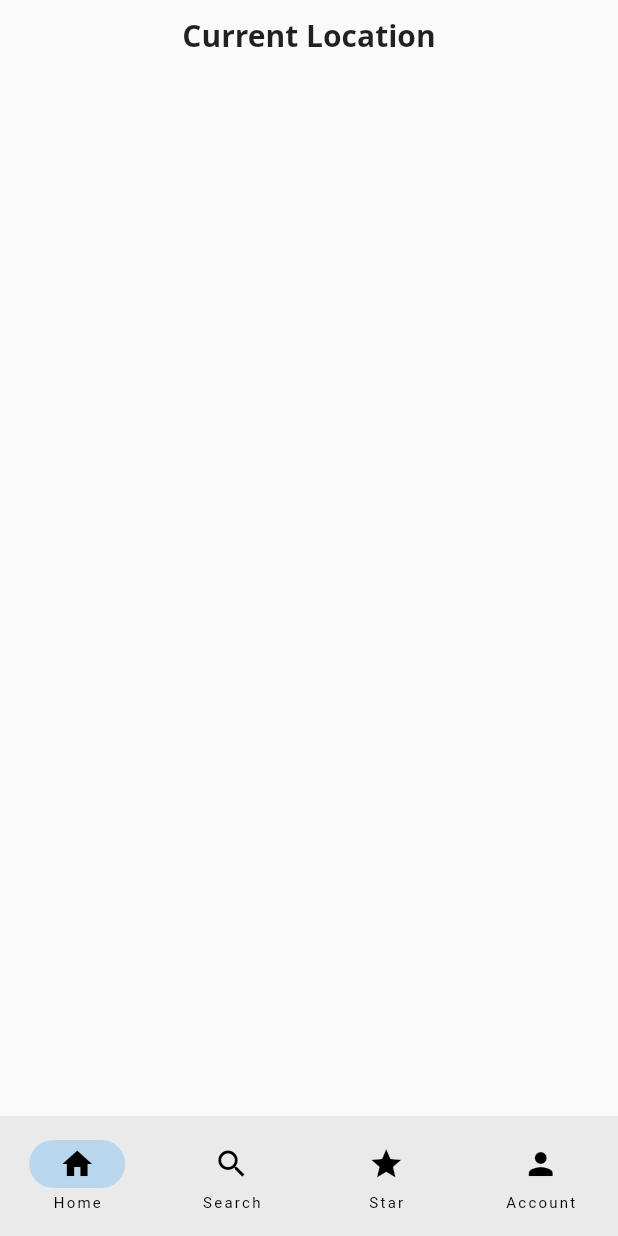
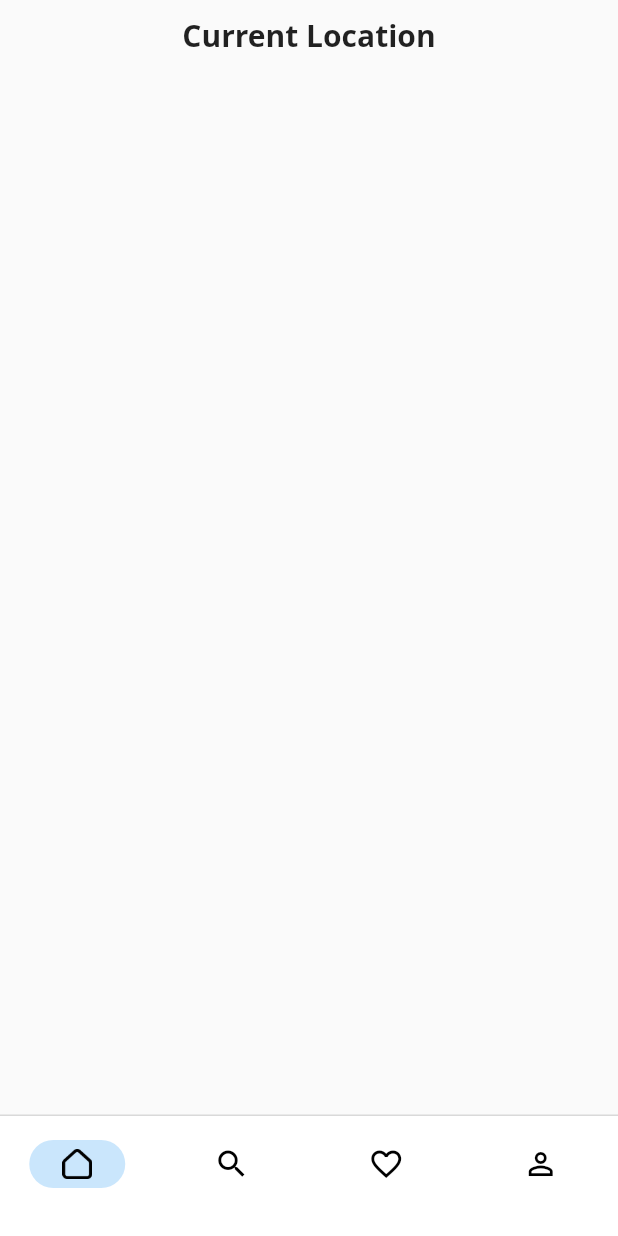
Before and after one commit to Williamrai/SimplyHalal, a Flutter app: the screen it shows after launch, on a phone screen of 412 x 824 dp. Run offline on Flutter 3.47's test engine with Material 2 defaults, Android fonts, the phone set to English and light mode, and no system bars.

Commit message:
adds bottom nav bar new ui

```diff
--- a/lib/main.dart
+++ b/lib/main.dart
@@ -1,5 +1,4 @@
 import 'package:flutter/material.dart';
-import 'package:flutter/services.dart';
 import 'package:simply_halal/screens/account_screen.dart';
 import 'package:simply_halal/screens/favorite_screen.dart';
 import 'package:simply_halal/screens/home_screen.dart';
@@ -39,14 +38,31 @@ class _RootPageState extends State<RootPage> {
 
   @override
   Widget build(BuildContext context) {
+    const navBarTopBorderColor = Color(0xffD9D9D9);
     return Scaffold(
       body: pages[currentPage],
-      bottomNavigationBar: NavigationBar(
-        destinations: const [
-          NavigationDestination(icon: Icon(Icons.home), label: "Home"),
-          NavigationDestination(icon: Icon(Icons.search), label: "Search"),
-          NavigationDestination(icon: Icon(Icons.star), label: "Star"),
-          NavigationDestination(icon: Icon(Icons.person), label: "Account")
+      bottomNavigationBar: Container(
+        decoration: const BoxDecoration(
+            color: navBarTopBorderColor,
+            border: Border(
+                top: BorderSide(color: navBarTopBorderColor, width: 1.0))),
+        child: NavigationBar(
+          surfaceTintColor: Colors.red,
+          backgroundColor: Colors.white,
+          destinations: [
+            NavigationDestination(
+                icon: Image.asset(
+                  "images/home.png",
+                  height: 20,
+                  width: 20,
+                  color: Colors.black,
+                ),
+                label: ""),
+            const NavigationDestination(icon: Icon(Icons.search), label: ""),
+            const NavigationDestination(
+                icon: Icon(Icons.favorite_outline), label: ""),
+            const NavigationDestination(
+                icon: Icon(Icons.person_outline), label: "")
           ],
           onDestinationSelected: (int index) {
             setState(() {
@@ -55,6 +71,7 @@ class _RootPageState extends State<RootPage> {
           },
           selectedIndex: currentPage,
         ),
+      ),
     );
   }
 }
--- a/pubspec.yaml
+++ b/pubspec.yaml
@@ -60,8 +60,8 @@ flutter:
   uses-material-design: true
 
   # To add assets to your application, add an assets section, like this:
-  # assets:
-  #   - images/a_dot_burr.jpeg
+  assets:
+    - images/
   #   - images/a_dot_ham.jpeg
 
   # An image asset can refer to one or more resolution-specific "variants", see
```
Also changed, not shown: images/heart_outline.png (added), images/home_fill.png (added), images/love.png (added). Lines whose indentation alone changed are shown as unchanged.
